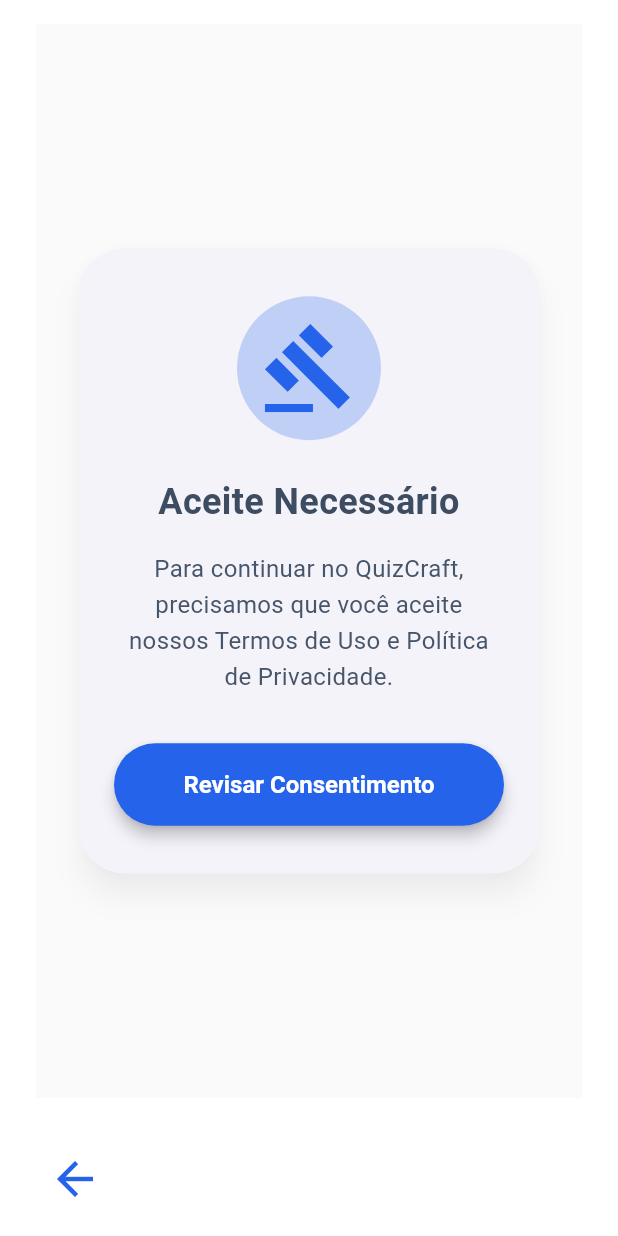
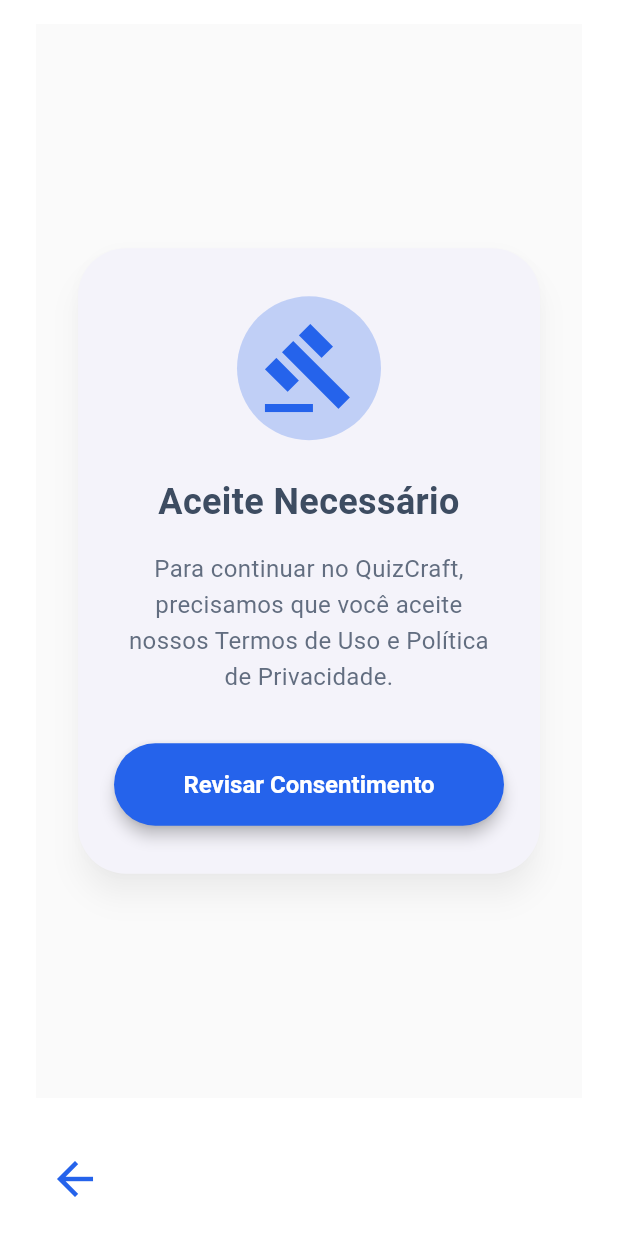
Before and after one commit to JPZS-Git/Quiz_craft.App, a Flutter app: the screen it shows after launch, swiped to page 3, on a phone screen of 412 x 824 dp. Run offline on Flutter 3.47's test engine with Material 3 defaults, Android fonts, the phone set to English and light mode, and no system bars; our stand-ins replace flutter_native_splash, image_picker, shared_preferences; missing offline and left inert: gpt_markdown.

Commit message:
Resolução de Avisos

```diff
--- a/quiz_craft/lib/features/onboarding/pages/go_to_access_page_ob_page.dart
+++ b/quiz_craft/lib/features/onboarding/pages/go_to_access_page_ob_page.dart
@@ -60,11 +60,11 @@
                     const SizedBox(height: 16),
 
                     // Texto explicativo
-                    Text(
+                    const Text(
                       'Para continuar no QuizCraft, precisamos que você aceite nossos Termos de Uso e Política de Privacidade.',
                       style: TextStyle(
                         fontSize: 16,
-                        color: _surfaceGray.withOpacity(0.95),
+                        color: Color.fromRGBO(61, 76, 97, 0.8),
                         height: 1.5,
                       ),
                       textAlign: TextAlign.center,
--- a/quiz_craft/lib/features/policies/listtile_policy_widget.dart
+++ b/quiz_craft/lib/features/policies/listtile_policy_widget.dart
@@ -53,6 +53,7 @@
 
                 if (didRead) {
                   await onPolicyRead(didRead);
+                  if (!context.mounted) return;
                   ScaffoldMessenger.of(context)
                       .showSnackBar(
                         SnackBar(
--- a/quiz_craft/lib/features/providers/domain/entities/quiz_entity.dart
+++ b/quiz_craft/lib/features/providers/domain/entities/quiz_entity.dart
@@ -1,5 +1,5 @@
-import 'question_entity.dart';
-import 'answer_entity.dart';
+import 'package:quizcraft/features/questions/domain/entities/question_entity.dart';
+import 'package:quizcraft/features/answers/domain/entities/answer_entity.dart';
 
 class QuizEntity {
   final String id;
--- a/quiz_craft/lib/features/providers/infrastructure/dtos/quiz_dto.dart
+++ b/quiz_craft/lib/features/providers/infrastructure/dtos/quiz_dto.dart
@@ -1,5 +1,5 @@
 import '../../domain/entities/quiz_entity.dart';
-import 'question_dto.dart';
+import 'package:quizcraft/features/questions/infrastructure/dtos/question_dto.dart';
 
 class QuizDto {
   final String id;
--- a/quiz_craft/lib/features/providers/infrastructure/mappers/quiz_mapper.dart
+++ b/quiz_craft/lib/features/providers/infrastructure/mappers/quiz_mapper.dart
@@ -1,6 +1,6 @@
 import '../../domain/entities/quiz_entity.dart';
 import '../dtos/quiz_dto.dart';
-import 'question_mapper.dart';
+import 'package:quizcraft/features/questions/infrastructure/mappers/question_mapper.dart';
 
 class QuizMapper {
   QuizMapper._();
--- a/quiz_craft/lib/features/questions/domain/entities/question_entity.dart
+++ b/quiz_craft/lib/features/questions/domain/entities/question_entity.dart
@@ -1,4 +1,4 @@
-import 'package:quizcraft/features/providers/domain/entities/answer_entity.dart';
+import 'package:quizcraft/features/answers/domain/entities/answer_entity.dart';
 
 class QuestionEntity {
   final String id;
--- a/quiz_craft/lib/features/questions/infrastructure/dtos/question_dto.dart
+++ b/quiz_craft/lib/features/questions/infrastructure/dtos/question_dto.dart
@@ -1,5 +1,5 @@
 import '../../domain/entities/question_entity.dart';
-import 'package:quizcraft/features/providers/infrastructure/dtos/answer_dto.dart';
+import 'package:quizcraft/features/answers/infrastructure/dtos/answer_dto.dart';
 
 class QuestionDto {
   final String id;
--- a/quiz_craft/lib/features/questions/infrastructure/mappers/question_mapper.dart
+++ b/quiz_craft/lib/features/questions/infrastructure/mappers/question_mapper.dart
@@ -1,6 +1,6 @@
 import '../../domain/entities/question_entity.dart';
 import '../dtos/question_dto.dart';
-import 'package:quizcraft/features/providers/infrastructure/mappers/answer_mapper.dart';
+import 'package:quizcraft/features/answers/infrastructure/mappers/answer_mapper.dart';
 
 class QuestionMapper {
   QuestionMapper._();
--- a/quiz_craft/lib/features/quizzes/domain/entities/quiz_entity.dart
+++ b/quiz_craft/lib/features/quizzes/domain/entities/quiz_entity.dart
@@ -1,5 +1,5 @@
-import 'question_entity.dart';
-import 'answer_entity.dart';
+import 'package:quizcraft/features/questions/domain/entities/question_entity.dart';
+import 'package:quizcraft/features/answers/domain/entities/answer_entity.dart';
 
 class QuizEntity {
   final String id;
--- a/quiz_craft/lib/features/quizzes/infrastructure/dtos/quiz_dto.dart
+++ b/quiz_craft/lib/features/quizzes/infrastructure/dtos/quiz_dto.dart
@@ -1,5 +1,5 @@
 import '../../domain/entities/quiz_entity.dart';
-import 'question_dto.dart';
+import 'package:quizcraft/features/questions/infrastructure/dtos/question_dto.dart';
 
 class QuizDto {
   final String id;
--- a/quiz_craft/lib/features/quizzes/infrastructure/mappers/quiz_mapper.dart
+++ b/quiz_craft/lib/features/quizzes/infrastructure/mappers/quiz_mapper.dart
@@ -1,6 +1,6 @@
 import '../../domain/entities/quiz_entity.dart';
 import '../dtos/quiz_dto.dart';
-import 'question_mapper.dart';
+import 'package:quizcraft/features/questions/infrastructure/mappers/question_mapper.dart';
 
 class QuizMapper {
   QuizMapper._();
```
Also changed, not shown: quiz_craft/lib/features/quiz/pages/create_quiz_page.dart (+15 -10 lines), 1 other file.
